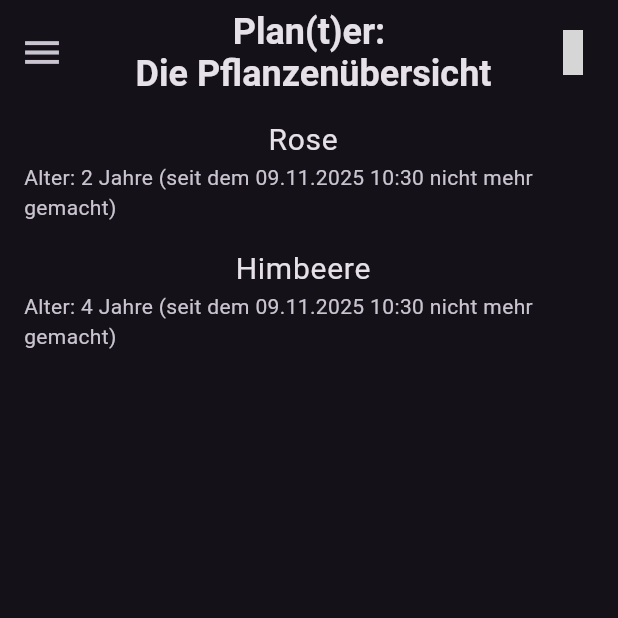
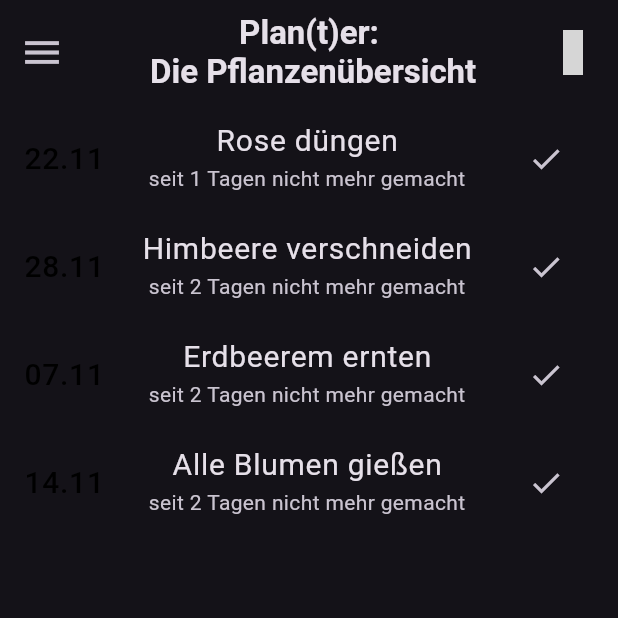
Before and after one commit to vincenzo1109/Alle-Projekte, a Flutter app: the screen it shows after launch, on a phone screen of 412 x 824 dp, the top half of it. Run offline on Flutter 3.47's test engine with Material 3 defaults, Android fonts, the light colour scheme and no system bars; our stand-ins replace hive_flutter, material_symbols_icons, qr_flutter, simple_icons, timezone; missing offline and left inert: mobile_scanner, otp; accounts and stored records are empty; grey boxes are pictures that could not be loaded.

Commit message:
Initial commit - clean version

```diff
--- a/planzen_app/lib/main.dart
+++ b/planzen_app/lib/main.dart
@@ -1,3 +1,4 @@
+import 'package:flutter/cupertino.dart';
 import 'package:flutter/material.dart';
 import 'package:material_symbols_icons/material_symbols_icons.dart';
 import 'package:planzen_app/settings.dart';
@@ -79,6 +80,14 @@ class MyHomePage extends StatefulWidget {
 }
 
 class _MyHomePageState extends State<MyHomePage> {
+  List<allPlants> plantsListHomeScreen = [];
+
+  @override
+  void initState() {
+    super.initState();
+    plantsListHomeScreen = List.from(MyPlants);
+  }
+
   @override
   Widget build(BuildContext context) {
     // This method is rerun every time setState is called, for instance as done
@@ -93,7 +102,7 @@ class _MyHomePageState extends State<MyHomePage> {
         title: Text(
           'Plan(t)er:\n Die Pflanzenübersicht',
           textAlign: TextAlign.center,
-          style: TextStyle(fontSize: 24, fontWeight: FontWeight.bold),
+          style: TextStyle(fontSize: 22, fontWeight: FontWeight.bold),
         ),
         iconTheme: IconThemeData(size: 30),
         actions: [
@@ -154,17 +163,50 @@ class _MyHomePageState extends State<MyHomePage> {
 
   List<Widget> plants_Homescreen() {
     List<Widget> plantsNext = [];
-    for (var plantvar in MyPlants) {
+    for (var plantvar in plantsListHomeScreen) {
+      DateTime savedDate = DateFormat('dd.MM.yyyy').parse(plantvar.lasttime);
+      int notDoneSince = now.difference(savedDate).inDays;
+      DateTime dueDate = savedDate.add(Duration(days: plantvar.interval));
+      String dueDateString = DateFormat('dd.MM').format(dueDate);
+      var expiredSince = now.difference(dueDate).inDays;
+
       plantsNext.add(
         ListTile(
+          tileColor: dueDate.isBefore(now) ? Colors.red : null,
+          leading: Text(dueDateString, style: TextStyle(fontSize: 20,color: Colors.black)),
           title: Center(
-            child: Text(plantvar.name, style: TextStyle(fontSize: 20)),
+            child: Text(
+              '${plantvar.name} ${plantvar.whatToDo}',
+              style: TextStyle(fontSize: 20),
+            ),
           ),
           subtitle: Center(
             child: Text(
-              'Alter: ${plantvar.alter} Jahre (seit dem ${plantvar.lasttime} '
-                  'nicht mehr gemacht)',
+              dueDate.isBefore(now)
+                  ? 'Seit $expiredSince Tagen abgelaufen'
+                  : 'seit $notDoneSince Tagen nicht mehr gemacht',
+              textAlign: TextAlign.center,
             ),
+          ),
+          trailing: IconButton(
+            onPressed: () {
+              setState(() {
+                plantsListHomeScreen.remove(plantvar);
+                ScaffoldMessenger.of(context).showSnackBar(
+                  SnackBar(
+                    content: Text(
+                      'Wieder etwas erledigt :)',
+                      textAlign: TextAlign.center,
+                      style: TextStyle(
+                        fontSize: 17,
+                        fontWeight: FontWeight.bold,
+                      ),
+                    ),
+                  ),
+                );
+              });
+            },
+            icon: Icon(Icons.check),
           ),
         ),
       );
@@ -175,28 +217,40 @@ class _MyHomePageState extends State<MyHomePage> {
 
 DateTime now = new DateTime.now();
 DateTime date = new DateTime(now.year, now.month, now.day);
-var formatter = DateFormat('dd.MM.yyyy HH:mm');
-    String formattedDate = formatter.format(now);
+var formatter = DateFormat('dd.MM.yyyy');
+//    String formattedDate = formatter.format(now); //Für richtiges Programm
+String formattedDate = '07.11.2025'; // Vorrübergehende Lösung
 
 List<allPlants> MyPlants = [];
 
 void existingPlants() {
-  addPlantMyPlants('Rose', 2, formattedDate);
-  addPlantMyPlants('Himbeere', 4, formattedDate);
+  addPlantMyPlants('Rose', 2, '08.11.2025', 'düngen', 14);
+  addPlantMyPlants('Himbeere', 4, formattedDate, 'verschneiden', 21);
+  addPlantMyPlants('Erdbeerem', 3, formattedDate, 'ernten', 365);
+  addPlantMyPlants('Alle Blumen', 4, formattedDate, 'gießen', 7);
 }
 
-void addPlantMyPlants(String nameinc, var alterinc, var lasttime) {
+void addPlantMyPlants(
+  String nameinc,
+  var alterinc,
+  var lasttime,
+  String whatToDo,
+  int interval,
+) {
   int alter = alterinc;
   String name = nameinc;
-  MyPlants.add(allPlants(name, alter, lasttime));
-  allPlants $name = allPlants(name, alter, lasttime);
+
+  MyPlants.add(allPlants(name, alter, lasttime, whatToDo, interval));
+  allPlants $name = allPlants(name, alter, lasttime, whatToDo, interval);
 }
 
 class allPlants {
   String name;
   int alter;
   var lasttime;
+  String whatToDo;
+  int interval;
 
   //constructor
-  allPlants(this.name, this.alter, this.lasttime);
+  allPlants(this.name, this.alter, this.lasttime, this.whatToDo, this.interval);
 }
```
Also changed, not shown: planzen_app/pubspec.yaml (+7 -49 lines), planzen_app/assets/icon.png (added), planzen_app/pubspec.lock, 24 other files.
